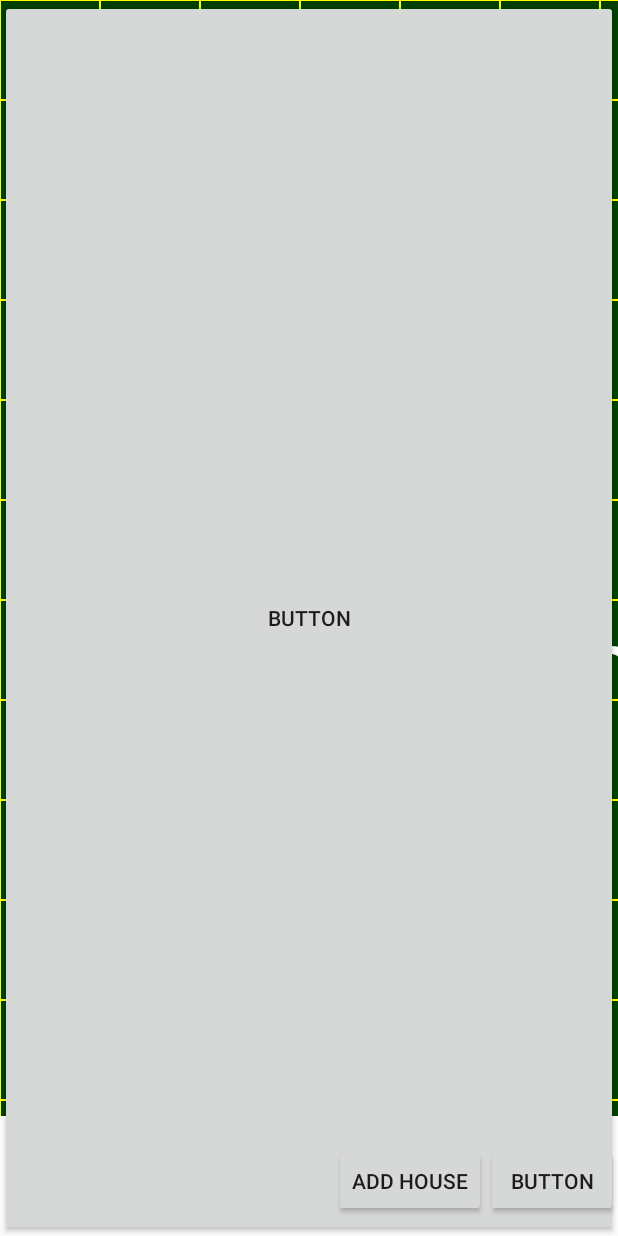
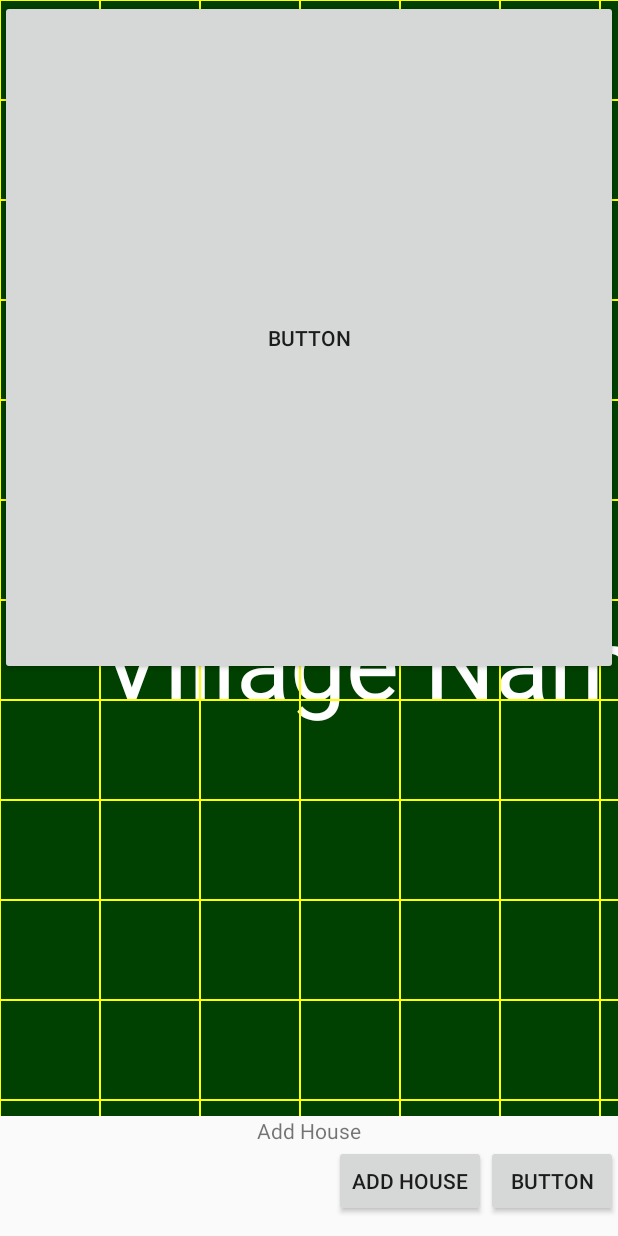
Before and after one commit to eighthjouster/androidvilleapp, an Android app: the screen it shows after launch (MainActivity), after a tap on "ADD HOUSE", on a phone screen of 412 x 824 dp. Run offline under Robolectric (Android 15) with nearby library versions, the phone set to English and light mode, and no system bars; 1 other tap on this screen came first.

Commit message:
Dialog slide up/down animations.

```diff
--- a/app/src/main/java/com/pachesoft/androidville/MainActivity.java
+++ b/app/src/main/java/com/pachesoft/androidville/MainActivity.java
@@ -1,15 +1,12 @@
 package com.pachesoft.androidville;
 
+import android.animation.AnimatorInflater;
+import android.animation.AnimatorSet;
 import android.support.v7.app.AppCompatActivity;
 import android.os.Bundle;
 
-import android.view.MotionEvent;
 import android.view.View;
-import android.view.ViewGroup;
-import android.widget.Button;
-import android.widget.HorizontalScrollView;
 import android.widget.LinearLayout;
-import android.widget.ScrollView;
 
 public class MainActivity extends AppCompatActivity {
     private MainApp mainApp;
@@ -18,6 +15,9 @@ public class MainActivity extends AppCompatActivity {
     public LinearLayout dialogLayout;
 
     private VilleMap villeMap;
+
+    private AnimatorSet slideUpAnimation;
+    private AnimatorSet slideDownAnimation;
 
     @Override
     public void onCreate(Bundle savedInstanceState) {
@@ -30,6 +30,14 @@ public class MainActivity extends AppCompatActivity {
 
         mainApp = (MainApp) getApplication();
         mainApp.setMainActivity(this);
+
+        slideUpAnimation = (AnimatorSet) AnimatorInflater.loadAnimator(this,
+                R.animator.slide_up);
+        slideUpAnimation.setTarget(dialogLayout);
+
+        slideDownAnimation = (AnimatorSet) AnimatorInflater.loadAnimator(this,
+                R.animator.slide_down);
+        slideDownAnimation.setTarget(dialogLayout);
     }
 
     public VilleMap getVilleMap() {
@@ -37,6 +45,10 @@ public class MainActivity extends AppCompatActivity {
     }
 
     public void addHouseBtnClick(View v) {
-        dialogLayout.setVisibility(View.VISIBLE);
+        slideUpAnimation.start();
+    }
+
+    public void otherBtnClick(View v) {
+        slideDownAnimation.start();
     }
 }
--- /dev/null
+++ b/app/src/main/res/animator/slide_down.xml
@@ -0,0 +1,10 @@
+<?xml version="1.0" encoding="utf-8"?>
+<set xmlns:android="http://schemas.android.com/apk/res/android">
+    <objectAnimator
+        android:propertyName="translationY"
+        android:duration="500"
+        android:valueType="floatType"
+        android:valueFrom="0dp"
+        android:valueTo="700dp"
+        />
+</set>
--- /dev/null
+++ b/app/src/main/res/animator/slide_up.xml
@@ -0,0 +1,10 @@
+<?xml version="1.0" encoding="utf-8"?>
+<set xmlns:android="http://schemas.android.com/apk/res/android">
+    <objectAnimator
+        android:propertyName="translationY"
+        android:duration="500"
+        android:valueType="floatType"
+        android:valueFrom="700dp"
+        android:valueTo="0dp"
+        />
+</set>
--- a/app/src/main/res/layout/activity_main.xml
+++ b/app/src/main/res/layout/activity_main.xml
@@ -53,15 +53,15 @@
         android:layout_width="wrap_content"
         android:layout_height="wrap_content"
         android:text="Button"
+        android:onClick="otherBtnClick"
         app:layout_constraintEnd_toEndOf="parent"
         app:layout_constraintTop_toBottomOf="@+id/txt_house_name" />
 
     <LinearLayout
         android:id="@+id/ll_house_dialog"
         android:layout_width="match_parent"
-        android:layout_height="match_parent"
-        android:layout_marginTop="0dp"
-        android:visibility="invisible"
+        android:layout_height="450dp"
+        android:translationY="700dp"
         android:orientation="vertical">
         <Button
             android:id="@+id/action_button"
```
